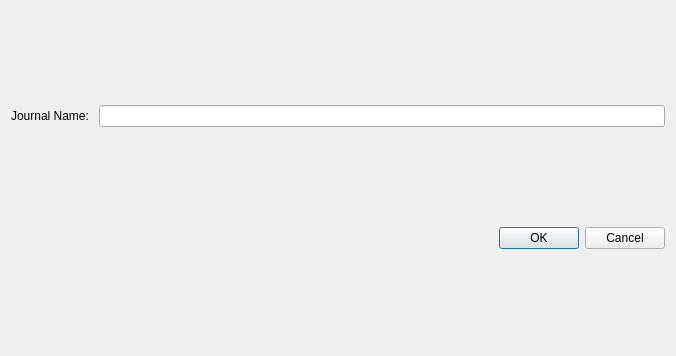
Old version of the form addjournal.ui in the repository falconofdoom/gui.
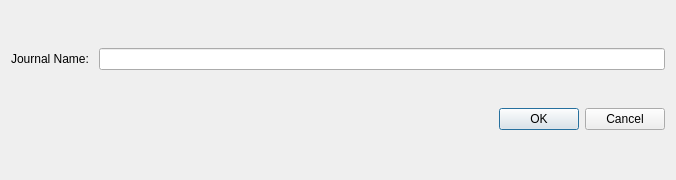
New version of the form.

```diff
--- a/addjournal.ui
+++ b/addjournal.ui
@@ -7,13 +7,16 @@
     <x>0</x>
     <y>0</y>
     <width>676</width>
-    <height>356</height>
+    <height>180</height>
    </rect>
   </property>
   <property name="windowTitle">
    <string>Add Journal</string>
   </property>
   <layout class="QGridLayout" name="gridLayout">
+   <property name="verticalSpacing">
+    <number>1</number>
+   </property>
    <item row="0" column="0">
     <widget class="QLabel" name="label">
      <property name="text">
```
